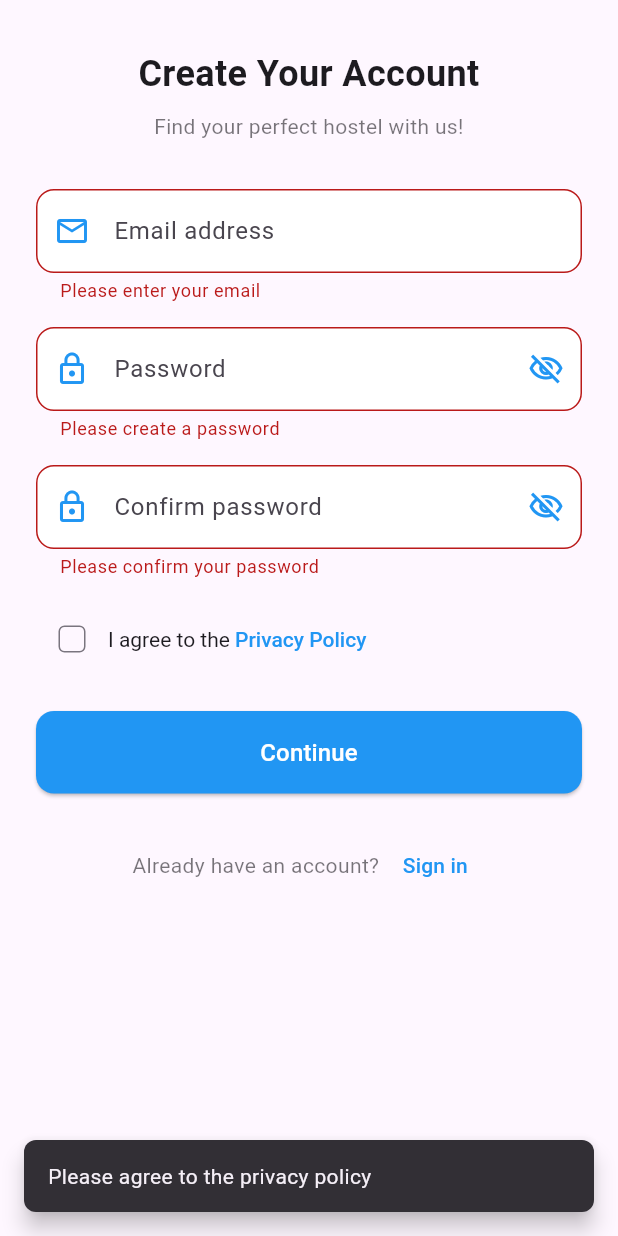
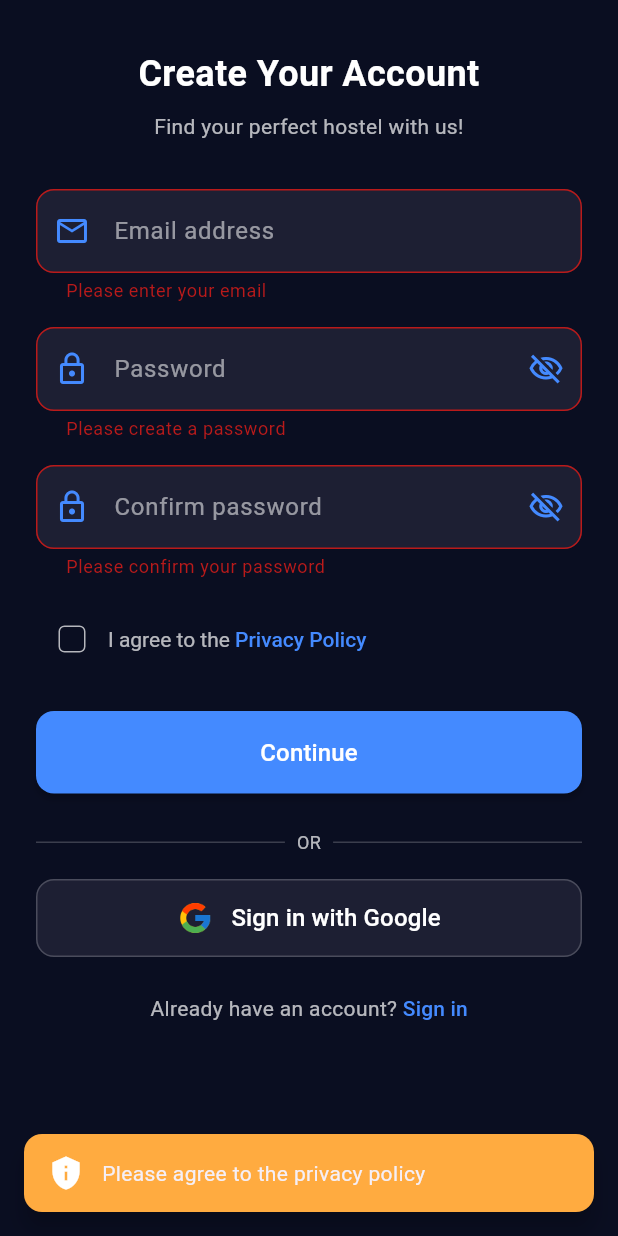
Before and after one commit to tomisin68/campus_cush_consumer-main, a Flutter app: the SignupPage screen opened directly, after a tap on "Continue", on a phone screen of 412 x 824 dp. Run offline on Flutter 3.47's test engine with Material 3 defaults, Android fonts, the phone set to English and light mode, and no system bars; our stand-ins replace cached_network_image, carousel_slider, cloud_firestore, firebase_auth, firebase_core, flutter_svg and 4 more; accounts and stored records are empty.

Commit message:
God abeg

```diff
--- a/lib/hostel_detail_page.dart
+++ b/lib/hostel_detail_page.dart
@@ -1,4 +1,4 @@
-// ignore_for_file: unused_local_variable
+// ignore_for_file: unused_local_variable, use_build_context_synchronously
 
 import 'package:campus_cush_consumer/payment_page.dart';
 import 'package:flutter/material.dart';
@@ -556,9 +556,9 @@ class _HostelDetailPageState extends State<HostelDetailPage> {
       // Optional: Create a dynamic link to this specific hostel
       // This would require Firebase Dynamic Links setup
       final String shareUrl =
-          'https://campuscush.com/hostel/${widget.hostel.id}';
+          "https://campus-cush.web.app/hostel/${widget.hostel.id}";
 
-      // Share the content - you'll need to add the share_plus package to pubspec.yaml
+// Share the content
       await Share.share(
         shareMessage,
         subject: 'Check out $hostelName on Campus Cush!',
--- a/lib/signup.dart
+++ b/lib/signup.dart
@@ -1,4 +1,4 @@
-// ignore_for_file: unused_local_variable, library_private_types_in_public_api, use_build_context_synchronously, deprecated_member_use
+// ignore_for_file: unused_local_variable
 
 import 'package:flutter/material.dart';
 import 'package:flutter/services.dart';
@@ -43,39 +43,48 @@ class _SignupPageState extends State<SignupPage> {
         }
       } on FirebaseAuthException catch (e) {
         String errorMessage;
+        IconData icon;
         if (e.code == 'email-already-in-use') {
           errorMessage = 'This email is already in use.';
+          icon = Icons.email;
         } else if (e.code == 'weak-password') {
           errorMessage = 'Password should be at least 6 characters.';
+          icon = Icons.lock;
         } else {
           errorMessage = 'An error occurred. Please try again.';
+          icon = Icons.error;
         }
 
-        ScaffoldMessenger.of(context).showSnackBar(
-          SnackBar(
-            content: Text(errorMessage),
-            behavior: SnackBarBehavior.floating,
-            shape: RoundedRectangleBorder(
-              borderRadius: BorderRadius.circular(8),
-            ),
-            margin: const EdgeInsets.all(16),
-          ),
-        );
+        _showToast(context, errorMessage, icon, Colors.redAccent);
       } finally {
         if (mounted) setState(() => _isLoading = false);
       }
     } else if (!_agreeToPolicy) {
+      _showToast(context, 'Please agree to the privacy policy',
+          Icons.privacy_tip, Colors.orangeAccent);
+    }
+  }
+
+  void _showToast(
+      BuildContext context, String message, IconData icon, Color color) {
     ScaffoldMessenger.of(context).showSnackBar(
       SnackBar(
-          content: const Text('Please agree to the privacy policy'),
+        content: Row(
+          children: [
+            Icon(icon, color: Colors.white),
+            const SizedBox(width: 12),
+            Expanded(child: Text(message)),
+          ],
+        ),
         behavior: SnackBarBehavior.floating,
         shape: RoundedRectangleBorder(
-            borderRadius: BorderRadius.circular(8),
+          borderRadius: BorderRadius.circular(12),
         ),
         margin: const EdgeInsets.all(16),
+        backgroundColor: color,
+        duration: const Duration(seconds: 3),
       ),
     );
-    }
   }
 
   void _showPrivacyPolicy() {
@@ -86,7 +95,7 @@ class _SignupPageState extends State<SignupPage> {
       builder: (context) {
         return Container(
           decoration: BoxDecoration(
-            color: Theme.of(context).colorScheme.surface,
+            color: const Color(0xFF1D1F33),
             borderRadius: const BorderRadius.vertical(top: Radius.circular(24)),
           ),
           padding: const EdgeInsets.all(24),
@@ -97,7 +106,7 @@ class _SignupPageState extends State<SignupPage> {
                 width: 40,
                 height: 4,
                 decoration: BoxDecoration(
-                  color: Theme.of(context).dividerColor,
+                  color: Colors.white24,
                   borderRadius: BorderRadius.circular(2),
                 ),
               ),
@@ -107,7 +116,7 @@ class _SignupPageState extends State<SignupPage> {
                 style: GoogleFonts.roboto(
                   fontSize: 20,
                   fontWeight: FontWeight.bold,
-                  color: Theme.of(context).colorScheme.onSurface,
+                  color: Colors.white,
                 ),
               ),
               const SizedBox(height: 16),
@@ -119,10 +128,7 @@ class _SignupPageState extends State<SignupPage> {
                     'aliquam nisl, eget ultricies nisl nisl eget nisl.',
                     style: GoogleFonts.roboto(
                       fontSize: 14,
-                      color: Theme.of(context)
-                          .colorScheme
-                          .onSurface
-                          .withOpacity(0.7),
+                      color: Colors.white70,
                     ),
                   ),
                 ),
@@ -133,8 +139,8 @@ class _SignupPageState extends State<SignupPage> {
                 child: ElevatedButton(
                   onPressed: () => Navigator.pop(context),
                   style: ElevatedButton.styleFrom(
-                    backgroundColor: Theme.of(context).colorScheme.primary,
-                    foregroundColor: Theme.of(context).colorScheme.onPrimary,
+                    backgroundColor: Colors.blueAccent,
+                    foregroundColor: Colors.white,
                     shape: RoundedRectangleBorder(
                       borderRadius: BorderRadius.circular(12),
                     ),
@@ -156,16 +162,12 @@ class _SignupPageState extends State<SignupPage> {
 
   @override
   Widget build(BuildContext context) {
-    final colorScheme = Theme.of(context).colorScheme;
-
     return AnnotatedRegion<SystemUiOverlayStyle>(
-      value: SystemUiOverlayStyle(
+      value: SystemUiOverlayStyle.light.copyWith(
         statusBarColor: Colors.transparent,
-        statusBarIconBrightness: Brightness.dark,
-        systemNavigationBarColor: colorScheme.surface,
       ),
       child: Scaffold(
-        backgroundColor: colorScheme.surface,
+        backgroundColor: const Color(0xFF0A0E21),
         body: SafeArea(
           child: SingleChildScrollView(
             padding: const EdgeInsets.symmetric(horizontal: 24),
@@ -181,7 +183,7 @@ class _SignupPageState extends State<SignupPage> {
                       style: GoogleFonts.roboto(
                         fontSize: 24,
                         fontWeight: FontWeight.bold,
-                        color: colorScheme.onSurface,
+                        color: Colors.white,
                       ),
                       textAlign: TextAlign.center,
                     ),
@@ -192,29 +194,17 @@ class _SignupPageState extends State<SignupPage> {
                       'Find your perfect hostel with us!',
                       style: GoogleFonts.roboto(
                         fontSize: 14,
-                        color: colorScheme.onSurface.withOpacity(0.6),
+                        color: Colors.white70,
                       ),
                       textAlign: TextAlign.center,
                     ),
                   ),
                   const SizedBox(height: 32),
-                  TextFormField(
+                  // Email Field
+                  _buildTextField(
                     controller: _emailController,
-                    decoration: InputDecoration(
                     hintText: 'Email address',
-                      prefixIcon:
-                          const Icon(Icons.email_outlined, color: Colors.blue),
-                      border: OutlineInputBorder(
-                        borderRadius: BorderRadius.circular(12),
-                        borderSide: BorderSide(color: colorScheme.primary),
-                      ),
-                      focusedBorder: OutlineInputBorder(
-                        borderRadius: BorderRadius.circular(12),
-                        borderSide: BorderSide(color: colorScheme.primary),
-                      ),
-                      filled: true,
-                      fillColor: colorScheme.surfaceContainerLowest,
-                    ),
+                    prefixIcon: Icons.email_outlined,
                     keyboardType: TextInputType.emailAddress,
                     validator: (value) {
                       if (value == null || value.isEmpty) {
@@ -228,32 +218,20 @@ class _SignupPageState extends State<SignupPage> {
                     },
                   ),
                   const SizedBox(height: 16),
-                  TextFormField(
+                  // Password Field
+                  _buildTextField(
                     controller: _passwordController,
-                    decoration: InputDecoration(
                     hintText: 'Password',
-                      prefixIcon:
-                          const Icon(Icons.lock_outline, color: Colors.blue),
+                    prefixIcon: Icons.lock_outline,
                     suffixIcon: IconButton(
                       icon: Icon(
                         _showPassword
                             ? Icons.visibility_outlined
                             : Icons.visibility_off_outlined,
-                          color: Colors.blue,
+                        color: Colors.blueAccent,
                       ),
                       onPressed: () =>
                           setState(() => _showPassword = !_showPassword),
-                      ),
-                      border: OutlineInputBorder(
-                        borderRadius: BorderRadius.circular(12),
-                        borderSide: BorderSide(color: colorScheme.primary),
-                      ),
-                      focusedBorder: OutlineInputBorder(
-                        borderRadius: BorderRadius.circular(12),
-                        borderSide: BorderSide(color: colorScheme.primary),
-                      ),
-                      filled: true,
-                      fillColor: colorScheme.surfaceContainerLowest,
                     ),
                     obscureText: !_showPassword,
                     validator: (value) {
@@ -267,32 +245,20 @@ class _SignupPageState extends State<SignupPage> {
                     },
                   ),
                   const SizedBox(height: 16),
-                  TextFormField(
+                  // Confirm Password Field
+                  _buildTextField(
                     controller: _confirmPasswordController,
-                    decoration: InputDecoration(
                     hintText: 'Confirm password',
-                      prefixIcon:
-                          const Icon(Icons.lock_outline, color: Colors.blue),
+                    prefixIcon: Icons.lock_outline,
                     suffixIcon: IconButton(
                       icon: Icon(
                         _showConfirmPassword
                             ? Icons.visibility_outlined
                             : Icons.visibility_off_outlined,
-                          color: Colors.blue,
+                        color: Colors.blueAccent,
                       ),
                       onPressed: () => setState(
                           () => _showConfirmPassword = !_showConfirmPassword),
-                      ),
-                      border: OutlineInputBorder(
-                        borderRadius: BorderRadius.circular(12),
-                        borderSide: BorderSide(color: colorScheme.primary),
-                      ),
-                      focusedBorder: OutlineInputBorder(
-                        borderRadius: BorderRadius.circular(12),
-                        borderSide: BorderSide(color: colorScheme.primary),
-                      ),
-                      filled: true,
-                      fillColor: colorScheme.surfaceContainerLowest,
                     ),
                     obscureText: !_showConfirmPassword,
                     validator: (value) {
@@ -306,6 +272,7 @@ class _SignupPageState extends State<SignupPage> {
                     },
                   ),
                   const SizedBox(height: 16),
+                  // Privacy Policy Checkbox
                   Row(
                     children: [
                       Checkbox(
@@ -314,7 +281,14 @@ class _SignupPageState extends State<SignupPage> {
                             setState(() => _agreeToPolicy = value ?? false),
                         shape: RoundedRectangleBorder(
                             borderRadius: BorderRadius.circular(4)),
-                        side: BorderSide(color: colorScheme.outline),
+                        side: BorderSide(color: Colors.white70),
+                        fillColor: MaterialStateProperty.resolveWith<Color>(
+                            (Set<MaterialState> states) {
+                          if (states.contains(MaterialState.selected)) {
+                            return Colors.blueAccent;
+                          }
+                          return Colors.transparent;
+                        }),
                       ),
                       Expanded(
                         child: GestureDetector(
@@ -324,14 +298,14 @@ class _SignupPageState extends State<SignupPage> {
                               text: 'I agree to the ',
                               style: GoogleFonts.roboto(
                                 fontSize: 14,
-                                color: colorScheme.onSurface,
+                                color: Colors.white70,
                               ),
                               children: [
                                 TextSpan(
                                   text: 'Privacy Policy',
                                   style: GoogleFonts.roboto(
                                     fontSize: 14,
-                                    color: Colors.blue,
+                                    color: Colors.blueAccent,
                                     fontWeight: FontWeight.w500,
                                   ),
                                 ),
@@ -343,15 +317,17 @@ class _SignupPageState extends State<SignupPage> {
                     ],
                   ),
                   const SizedBox(height: 24),
+                  // Sign Up Button
                   ElevatedButton(
                     onPressed: _isLoading ? null : _submitForm,
                     style: ElevatedButton.styleFrom(
-                      backgroundColor: Colors.blue,
+                      backgroundColor: Colors.blueAccent,
                       foregroundColor: Colors.white,
                       shape: RoundedRectangleBorder(
                         borderRadius: BorderRadius.circular(12),
                       ),
                       padding: const EdgeInsets.symmetric(vertical: 16),
+                      elevation: 2,
                     ),
                     child: _isLoading
                         ? const SizedBox(
@@ -369,6 +345,67 @@ class _SignupPageState extends State<SignupPage> {
                           ),
                   ),
                   const SizedBox(height: 24),
+                  // OR Divider
+                  Row(
+                    children: [
+                      Expanded(
+                        child: Divider(
+                          color: Colors.white.withOpacity(0.2),
+                          thickness: 1,
+                        ),
+                      ),
+                      Padding(
+                        padding: const EdgeInsets.symmetric(horizontal: 8.0),
+                        child: Text(
+                          'OR',
+                          style: TextStyle(
+                            color: Colors.white70,
+                            fontSize: 12,
+                          ),
+                        ),
+                      ),
+                      Expanded(
+                        child: Divider(
+                          color: Colors.white.withOpacity(0.2),
+                          thickness: 1,
+                        ),
+                      ),
+                    ],
+                  ),
+                  const SizedBox(height: 16),
+                  // Sign in with Google Button
+                  OutlinedButton(
+                    onPressed: () {
+                      // Implement Google sign in
+                    },
+                    style: OutlinedButton.styleFrom(
+                      backgroundColor: const Color(0xFF1D1F33),
+                      foregroundColor: Colors.white,
+                      shape: RoundedRectangleBorder(
+                        borderRadius: BorderRadius.circular(12),
+                      ),
+                      side: BorderSide(color: Colors.white.withOpacity(0.2)),
+                      padding: const EdgeInsets.symmetric(vertical: 14),
+                    ),
+                    child: Row(
+                      mainAxisAlignment: MainAxisAlignment.center,
+                      children: [
+                        Image.asset(
+                          'assets/google.png',
+                          width: 24,
+                          height: 24,
+                        ),
+                        const SizedBox(width: 12),
+                        Text(
+                          'Sign in with Google',
+                          style: GoogleFonts.roboto(
+                              fontSize: 16, fontWeight: FontWeight.w500),
+                        ),
+                      ],
+                    ),
+                  ),
+                  const SizedBox(height: 24),
+                  // Already have an account
                   Row(
                     mainAxisAlignment: MainAxisAlignment.center,
                     children: [
@@ -376,7 +413,7 @@ class _SignupPageState extends State<SignupPage> {
                         'Already have an account? ',
                         style: GoogleFonts.roboto(
                           fontSize: 14,
-                          color: colorScheme.onSurface.withOpacity(0.6),
+                          color: Colors.white70,
                         ),
                       ),
                       TextButton(
@@ -387,11 +424,16 @@ class _SignupPageState extends State<SignupPage> {
                                 builder: (context) => const LoginPage()),
                           );
                         },
+                        style: TextButton.styleFrom(
+                          padding: EdgeInsets.zero,
+                          minimumSize: Size.zero,
+                          tapTargetSize: MaterialTapTargetSize.shrinkWrap,
+                        ),
                         child: Text(
                           'Sign in',
                           style: GoogleFonts.roboto(
                             fontSize: 14,
-                            color: Colors.blue,
+                            color: Colors.blueAccent,
                             fontWeight: FontWeight.w500,
                           ),
                         ),
@@ -407,4 +449,44 @@ class _SignupPageState extends State<SignupPage> {
       ),
     );
   }
+
+  Widget _buildTextField({
+    required TextEditingController controller,
+    required String hintText,
+    required IconData prefixIcon,
+    Widget? suffixIcon,
+    bool obscureText = false,
+    TextInputType? keyboardType,
+    String? Function(String?)? validator,
+  }) {
+    return TextFormField(
+      controller: controller,
+      style: TextStyle(color: Colors.white),
+      decoration: InputDecoration(
+        hintText: hintText,
+        hintStyle: TextStyle(color: Colors.white54),
+        prefixIcon: Icon(prefixIcon, color: Colors.blueAccent),
+        suffixIcon: suffixIcon,
+        border: OutlineInputBorder(
+          borderRadius: BorderRadius.circular(12),
+          borderSide: BorderSide(color: Colors.white24),
+        ),
+        enabledBorder: OutlineInputBorder(
+          borderRadius: BorderRadius.circular(12),
+          borderSide: BorderSide(color: Colors.white24),
+        ),
+        focusedBorder: OutlineInputBorder(
+          borderRadius: BorderRadius.circular(12),
+          borderSide: BorderSide(color: Colors.blueAccent, width: 1.5),
+        ),
+        filled: true,
+        fillColor: const Color(0xFF1D1F33),
+        contentPadding:
+            const EdgeInsets.symmetric(vertical: 16, horizontal: 16),
+      ),
+      keyboardType: keyboardType,
+      obscureText: obscureText,
+      validator: validator,
+    );
   }
+}
--- a/pubspec.yaml
+++ b/pubspec.yaml
@@ -48,6 +48,8 @@ dependencies:
   cached_network_image: ^3.4.1
   url_launcher: ^6.3.1
   share_plus: ^10.1.4
+  flutter_dotenv: ^5.2.1
+  pay_with_paystack: ^1.0.13
 
 
 dev_dependencies:
@@ -59,7 +61,7 @@ dev_dependencies:
   # activated in the `analysis_options.yaml` file located at the root of your
   # package. See that file for information about deactivating specific lint
   # rules and activating additional ones.
-  flutter_lints: ^4.0.0
+  flutter_lints: ^5.0.0
 
 # For information on the generic Dart part of this file, see the
 # following page: https://dart.dev/tools/pub/pubspec
@@ -75,7 +77,7 @@ flutter:
   # To add assets to your application, add an assets section, like this:
   assets:
     - assets/
-  #   - images/a_dot_ham.jpeg
+    - pay.env
 
   # An image asset can refer to one or more resolution-specific "variants", see
   # https://flutter.dev/assets-and-images/#resolution-aware
```
Also changed, not shown: pay.env (added), pubspec.lock, 1 other file. Lines whose indentation alone changed are shown as unchanged.
